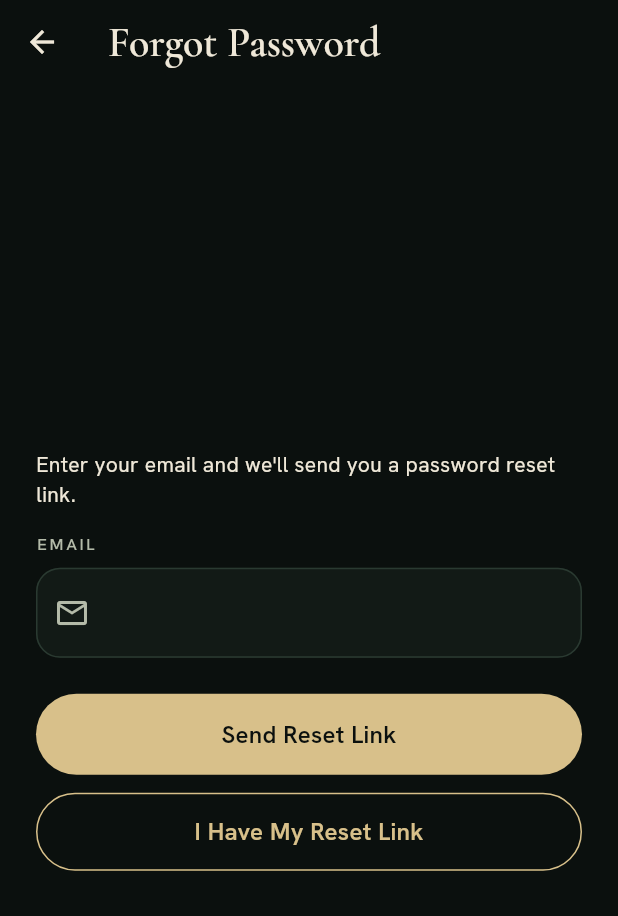
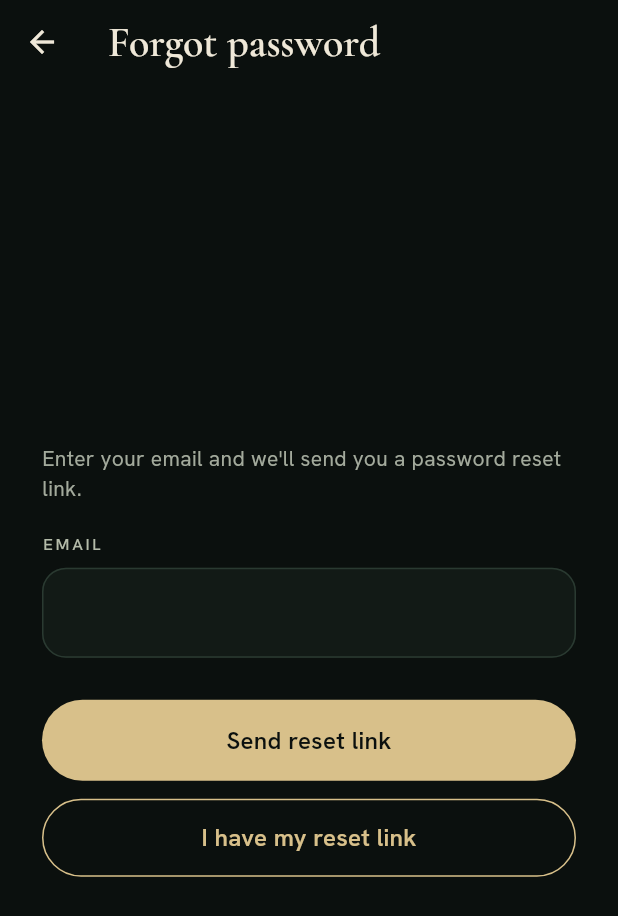
Before and after one commit to anugrahkresnaya/Crowzy-Finance, a Flutter app: the screen it shows after launch, after a tap on "Forgot password?", on a phone screen of 412 x 824 dp. Shown: the top 916 px of the screen. Run offline on Flutter 3.47's test engine with Material 3 defaults, Android fonts, the phone set to English and light mode, and no system bars; drawn by our look-alikes of flutter_animate; our stand-ins replace flutter_local_notifications, flutter_riverpod, freezed_annotation, google_fonts, hive, hive_flutter and 2 more; accounts and stored records are empty; generated files the repository leaves out were written again.

Commit message:
style: rebuild the sign-in screens on a shared layout
Sign in opens with the monogram, name and tagline; sign up, forgot password
and reset password share the same centred form with a submit button that
shows its loading state. Removes the violet glow background.

```diff
--- a/lib/core/widgets/auth_background.dart
+++ /dev/null
@@ -1,13 +0,0 @@
-import 'package:flutter/material.dart';
-
-/// Placeholder wrapper for the auth screens. The redesign drops the old violet
-/// glows, so this now just returns [child]; it goes away when the auth screens
-/// are rebuilt to the new sign-in design.
-class AuthBackground extends StatelessWidget {
-  const AuthBackground({super.key, required this.child});
-
-  final Widget child;
-
-  @override
-  Widget build(BuildContext context) => child;
-}
--- a/lib/features/auth/ui/forgot_password_screen.dart
+++ b/lib/features/auth/ui/forgot_password_screen.dart
@@ -2,13 +2,12 @@ import 'package:flutter/material.dart';
 import 'package:flutter_riverpod/flutter_riverpod.dart';
 import 'package:supabase_flutter/supabase_flutter.dart';
 
+import '../../../core/theme/app_colors.dart';
 import '../../../core/utils/app_page_route.dart';
-import '../../../core/theme/app_motion.dart';
 import '../../../core/utils/validators.dart';
 import '../../../core/widgets/app_text_field.dart';
-import '../../../core/widgets/auth_background.dart';
-import '../../../core/widgets/entrance.dart';
 import '../providers/auth_provider.dart';
+import 'widgets/auth_layout.dart';
 import 'reset_password_screen.dart';
 
 class ForgotPasswordScreen extends ConsumerStatefulWidget {
@@ -54,62 +53,40 @@ class _ForgotPasswordScreenState extends ConsumerState<ForgotPasswordScreen> {
 
     final isLoading = ref.watch(authControllerProvider).isLoading;
 
-    return Scaffold(
-      appBar: AppBar(title: const Text('Forgot Password')),
-      body: SafeArea(
-        child: AuthBackground(
-          child: Center(
-          child: SingleChildScrollView(
-            padding: const EdgeInsets.symmetric(horizontal: 24),
-            child: Form(
-              key: _formKey,
-              child: Column(
-                mainAxisSize: MainAxisSize.min,
-                crossAxisAlignment: CrossAxisAlignment.stretch,
+    final textTheme = Theme.of(context).textTheme;
+
+    return AuthLayout(
+      formKey: _formKey,
+      title: 'Forgot password',
       children: [
         Text(
           'Enter your email and we\'ll send you a password reset link.',
-                    style: Theme.of(context).textTheme.bodyMedium,
+          style: textTheme.bodyMedium?.copyWith(color: AppColors.textMuted, height: 1.45),
         ),
-                  const SizedBox(height: 16),
+        const SizedBox(height: 20),
         AppTextField(
           controller: _emailController,
           label: 'Email',
           keyboardType: TextInputType.emailAddress,
-                    prefixIcon: Icons.mail_outline,
           validator: Validators.email,
           enabled: !isLoading,
+          textInputAction: TextInputAction.done,
         ),
-                  const SizedBox(height: 24),
-                  FilledButton(
-                    onPressed: isLoading ? null : _sendResetEmail,
-                    child: isLoading
-                        ? const SizedBox(
-                            height: 20,
-                            width: 20,
-                            child: CircularProgressIndicator(strokeWidth: 2),
-                          )
-                        : const Text('Send Reset Link'),
-                  ),
+        const SizedBox(height: 28),
+        AuthSubmitButton(label: 'Send reset link', isLoading: isLoading, onPressed: _sendResetEmail),
         if (_emailSent) ...[
-                    const SizedBox(height: 24),
+          const SizedBox(height: 20),
           Text(
             'Check your email for the reset link.',
-                      style: Theme.of(context).textTheme.bodyMedium,
+            style: textTheme.bodyMedium?.copyWith(color: AppColors.income),
           ),
         ],
         const SizedBox(height: 12),
         OutlinedButton(
           onPressed: () => pushSlide(context, const ResetPasswordScreen()),
-                    child: const Text('I Have My Reset Link'),
+          child: const Text('I have my reset link'),
         ),
       ],
-              ).entrance(context, duration: AppMotion.slow),
-            ),
-          ),
-          ),
-        ),
-      ),
     );
   }
 }
--- a/lib/features/auth/ui/login_screen.dart
+++ b/lib/features/auth/ui/login_screen.dart
@@ -2,13 +2,12 @@ import 'package:flutter/material.dart';
 import 'package:flutter_riverpod/flutter_riverpod.dart';
 import 'package:supabase_flutter/supabase_flutter.dart';
 
+import '../../../core/theme/app_colors.dart';
 import '../../../core/utils/app_page_route.dart';
-import '../../../core/theme/app_motion.dart';
 import '../../../core/utils/validators.dart';
 import '../../../core/widgets/app_text_field.dart';
-import '../../../core/widgets/auth_background.dart';
-import '../../../core/widgets/entrance.dart';
 import '../providers/auth_provider.dart';
+import 'widgets/auth_layout.dart';
 import 'forgot_password_screen.dart';
 import 'signup_screen.dart';
 
@@ -54,74 +53,55 @@ class _LoginScreenState extends ConsumerState<LoginScreen> {
 
     final isLoading = ref.watch(authControllerProvider).isLoading;
 
-    return Scaffold(
-      body: SafeArea(
-        child: AuthBackground(
-          child: Center(
-          child: SingleChildScrollView(
-            padding: const EdgeInsets.symmetric(horizontal: 24),
-            child: Form(
-              key: _formKey,
-              child: Column(
-                mainAxisSize: MainAxisSize.min,
-                crossAxisAlignment: CrossAxisAlignment.stretch,
+    return AuthLayout(
+      formKey: _formKey,
+      brand: true,
       children: [
-                  Text(
-                    'Crowzy Finance',
-                    textAlign: TextAlign.center,
-                    style: Theme.of(context).textTheme.headlineMedium?.copyWith(
-                          fontWeight: FontWeight.bold,
-                        ),
-                  ),
-                  const SizedBox(height: 32),
         AppTextField(
           controller: _emailController,
           label: 'Email',
           keyboardType: TextInputType.emailAddress,
-                    prefixIcon: Icons.mail_outline,
           validator: Validators.email,
           enabled: !isLoading,
+          textInputAction: TextInputAction.next,
         ),
         const SizedBox(height: 16),
         AppTextField(
           controller: _passwordController,
           label: 'Password',
           isPassword: true,
-                    prefixIcon: Icons.lock_outline,
           validator: Validators.password,
           enabled: !isLoading,
+          textInputAction: TextInputAction.done,
         ),
-                  const SizedBox(height: 24),
-                  FilledButton(
-                    onPressed: isLoading ? null : _submit,
-                    child: isLoading
-                        ? const SizedBox(
-                            height: 20,
-                            width: 20,
-                            child: CircularProgressIndicator(strokeWidth: 2),
-                          )
-                        : const Text('Log In'),
+        Align(
+          alignment: Alignment.centerRight,
+          child: TextButton(
+            onPressed: isLoading ? null : () => pushSlide(context, const ForgotPasswordScreen()),
+            child: const Text('Forgot password?'),
           ),
-                  const SizedBox(height: 12),
-                  TextButton(
-                    onPressed: isLoading
-                        ? null
-                        : () => pushSlide(context, const SignupScreen()),
-                    child: const Text("Don't have an account? Sign up"),
+        ),
+        const SizedBox(height: 4),
+        AuthSubmitButton(label: 'Sign in', isLoading: isLoading, onPressed: _submit),
+        const SizedBox(height: 20),
+        Wrap(
+          alignment: WrapAlignment.center,
+          crossAxisAlignment: WrapCrossAlignment.center,
+          children: [
+            Text(
+              'New here?',
+              style: Theme.of(context)
+                  .textTheme
+                  .bodyMedium
+                  ?.copyWith(color: AppColors.textMuted),
             ),
             TextButton(
-                    onPressed: isLoading
-                        ? null
-                        : () => pushSlide(context, const ForgotPasswordScreen()),
-                    child: const Text('Forgot password?'),
+              onPressed: isLoading ? null : () => pushSlide(context, const SignupScreen()),
+              child: const Text('Create an account'),
             ),
           ],
-              ).entrance(context, duration: AppMotion.slow),
         ),
-          ),
-          ),
-        ),
-      ),
+      ],
     );
   }
 }
--- /dev/null
+++ b/lib/features/auth/ui/widgets/auth_layout.dart
@@ -0,0 +1,110 @@
+import 'package:flutter/material.dart';
+
+import '../../../../core/theme/app_colors.dart';
+import '../../../../core/theme/app_motion.dart';
+import '../../../../core/theme/app_text.dart';
+import '../../../../core/widgets/entrance.dart';
+
+/// Shared frame for the sign-in flow: a centred, scrollable form. With [brand]
+/// it opens with the monogram, name and tagline (the sign-in screen); without
+/// it, the screen gets a plain app bar showing [title].
+class AuthLayout extends StatelessWidget {
+  const AuthLayout({
+    super.key,
+    required this.formKey,
+    required this.children,
+    this.title,
+    this.brand = false,
+  }) : assert(brand || title != null, 'A screen without the brand header needs a title');
+
+  final GlobalKey<FormState> formKey;
+  final List<Widget> children;
+  final String? title;
+  final bool brand;
+
+  @override
+  Widget build(BuildContext context) {
+    return Scaffold(
+      appBar: brand ? null : AppBar(title: Text(title!)),
+      body: SafeArea(
+        child: Center(
+          child: SingleChildScrollView(
+            padding: const EdgeInsets.symmetric(horizontal: 28, vertical: 24),
+            child: Form(
+              key: formKey,
+              child: Column(
+                mainAxisSize: MainAxisSize.min,
+                crossAxisAlignment: CrossAxisAlignment.stretch,
+                children: [
+                  if (brand) ...[const _Brand(), const SizedBox(height: 48)],
+                  ...children,
+                ],
+              ).entrance(context, duration: AppMotion.slow),
+            ),
+          ),
+        ),
+      ),
+    );
+  }
+}
+
+class _Brand extends StatelessWidget {
+  const _Brand();
+
+  @override
+  Widget build(BuildContext context) {
+    return Column(
+      children: [
+        Container(
+          width: 72,
+          height: 72,
+          alignment: Alignment.center,
+          decoration: BoxDecoration(
+            shape: BoxShape.circle,
+            border: Border.all(color: AppColors.brassOutline),
+          ),
+          child: Text('C', style: AppText.amount(context, size: 38, color: AppColors.brass)),
+        ),
+        const SizedBox(height: 20),
+        Text(
+          'Crowzy Finance',
+          textAlign: TextAlign.center,
+          style: Theme.of(context).textTheme.headlineLarge?.copyWith(fontSize: 40),
+        ),
+        const SizedBox(height: 6),
+        Text(
+          'YOUR MONEY, IN ORDER',
+          style: AppText.eyebrow(context).copyWith(letterSpacing: 11 * 0.22),
+        ),
+      ],
+    );
+  }
+}
+
+/// The primary button of an auth form, showing a spinner while [isLoading].
+class AuthSubmitButton extends StatelessWidget {
+  const AuthSubmitButton({
+    super.key,
+    required this.label,
+    required this.isLoading,
+    required this.onPressed,
+  });
+
+  final String label;
+  final bool isLoading;
+  final VoidCallback onPressed;
+
+  @override
+  Widget build(BuildContext context) {
+    return FilledButton(
+      onPressed: isLoading ? null : onPressed,
+      child: isLoading
+          ? const SizedBox(
+              height: 20,
+              width: 20,
+              child: CircularProgressIndicator(strokeWidth: 2),
+            )
+          : Text(label),
+    );
+  }
+}
```
Also changed, not shown: lib/features/auth/ui/reset_password_screen.dart (+20 -44 lines), lib/features/auth/ui/signup_screen.dart (+10 -36 lines), 1 other file. Lines whose indentation alone changed are shown as unchanged.
